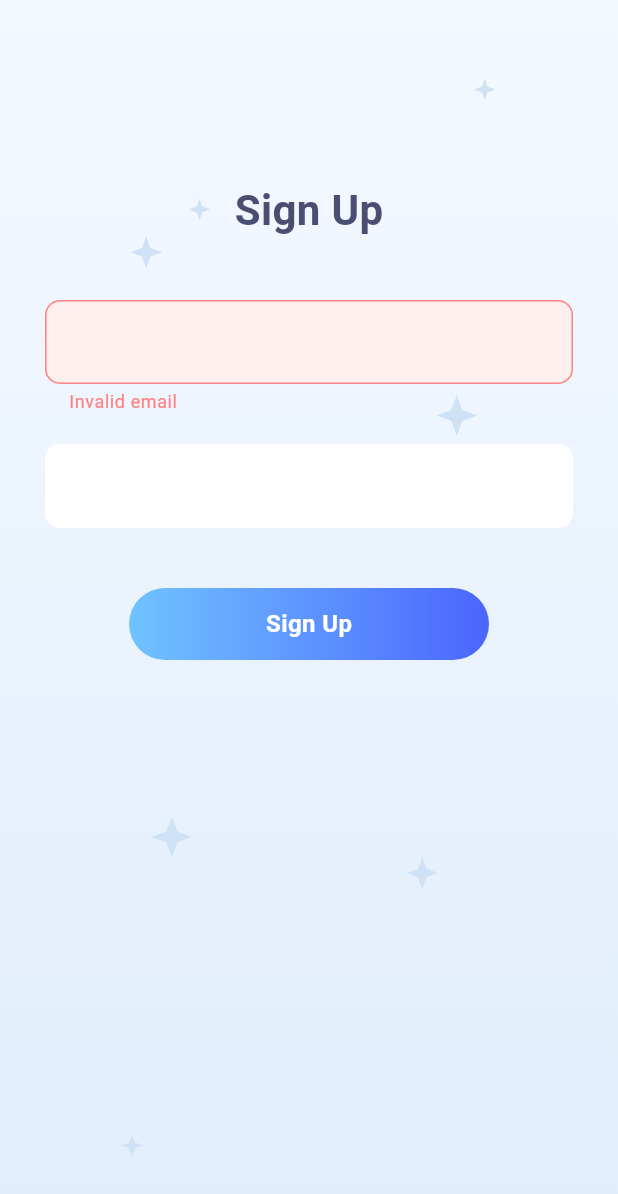
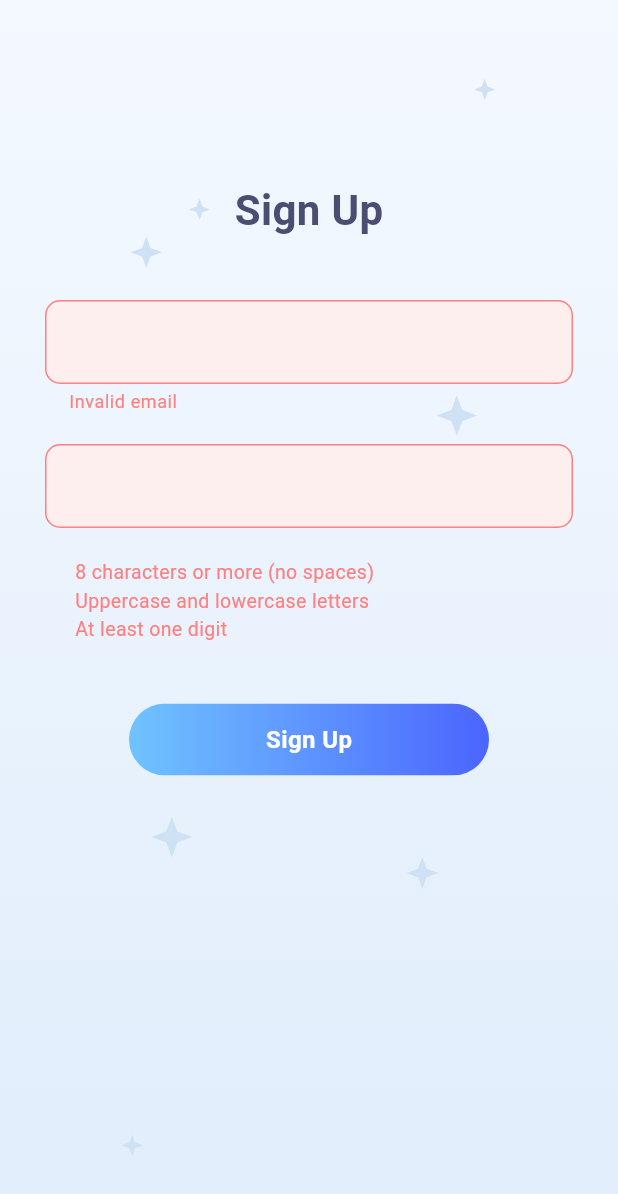
Before and after one commit to vlytvyne/clario_test, a Flutter app: the screen it shows after launch, after a tap on "Sign Up", on a phone screen of 412 x 824 dp. Shown: the top 1194 px of the screen. Run offline on Flutter 3.47's test engine with Material 3 defaults, Android fonts, the phone set to English and light mode, and no system bars; our stand-ins replace flutter_svg, form_field_validator, gap.

Commit message:
Realtime password validation/hint

```diff
--- /dev/null
+++ b/lib/app_assets.dart
@@ -0,0 +1,5 @@
+class ImageAssets {
+
+  static const starsBackground = 'assets/images/stars_background.svg';
+
+}
--- a/lib/clario_app.dart
+++ b/lib/clario_app.dart
@@ -1,5 +1,6 @@
 import 'package:clario_test/app_colors.dart';
 import 'package:clario_test/sign_up_screen.dart';
+import 'package:clario_test/string_res.dart';
 import 'package:flutter/material.dart';
 
 class ClarioApp extends StatelessWidget {
@@ -8,7 +9,7 @@ class ClarioApp extends StatelessWidget {
   @override
   Widget build(BuildContext context) {
     return MaterialApp(
-      title: 'Clario test assignment',
+      title: StringRes.appTitle,
       theme: ThemeData(
         colorScheme: ColorScheme.fromSeed(seedColor: AppColors.seed),
         useMaterial3: true,
--- a/lib/clario_text_input_field.dart
+++ b/lib/clario_text_input_field.dart
@@ -8,6 +8,7 @@ class ClarioTextInputField extends StatefulWidget {
   final FocusNode focusNode;
   final ValidationState validationState;
   final String? errorText;
+  final bool hideErrorText;
 
   const ClarioTextInputField({
     super.key,
@@ -15,6 +16,7 @@ class ClarioTextInputField extends StatefulWidget {
     required this.focusNode,
     this.validationState = ValidationState.unknown,
     this.errorText,
+    this.hideErrorText = false,
   });
 
   @override
@@ -36,7 +38,10 @@ class _ClarioTextInputFieldState extends State<ClarioTextInputField> {
       },
       decoration: InputDecoration(
         errorText: widget.errorText,
-        errorStyle: TextStyle(color: AppColors.inputField.errorText),
+        errorStyle: TextStyle(
+          color: AppColors.inputField.errorText,
+          fontSize: widget.hideErrorText ? 0 : 12,
+        ),
         fillColor: switch (widget.validationState) {
           ValidationState.unknown => AppColors.inputField.enabledBackground,
           ValidationState.valid => AppColors.inputField.successBackground,
@@ -45,8 +50,8 @@ class _ClarioTextInputFieldState extends State<ClarioTextInputField> {
         filled: true,
         border: _composeBorder(AppColors.inputField.enabledBorder),
         enabledBorder: _composeBorder(widget.validationState == ValidationState.valid
-            ? AppColors.inputField.successBorder
-            : AppColors.inputField.enabledBorder),
+          ? AppColors.inputField.successBorder
+          : AppColors.inputField.enabledBorder),
         disabledBorder: _composeBorder(AppColors.inputField.enabledBorder),
         focusedBorder: _composeBorder(AppColors.inputField.focusedBorder),
         errorBorder: _composeBorder(AppColors.inputField.errorBorder),
--- a/lib/sign_up_screen.dart
+++ b/lib/sign_up_screen.dart
@@ -1,6 +1,8 @@
+import 'package:clario_test/app_assets.dart';
 import 'package:clario_test/app_colors.dart';
 import 'package:clario_test/clario_text_input_field.dart';
 import 'package:clario_test/enums.dart';
+import 'package:clario_test/string_res.dart';
 import 'package:flutter/material.dart';
 import 'package:flutter_svg/flutter_svg.dart';
 import 'package:form_field_validator/form_field_validator.dart';
@@ -19,17 +21,41 @@ class _SignUpScreenState extends State<SignUpScreen> {
 
   final _emailController = TextEditingController();
   final _emailFocusNode = FocusNode();
-
   ValidationState _emailValidationState = ValidationState.unknown;
   String? _emailErrorText;
 
   final _passwordController = TextEditingController();
   final _passwordFocusNode = FocusNode();
+  ValidationState _passwordValidationState = ValidationState.unknown;
+  String? _passwordErrorText;
 
-  ValidationState _passwordValidationState = ValidationState.unknown;
+  ValidationState _passwordEightOrMoreCharacters = ValidationState.unknown;
+  ValidationState _passwordUppercaseAndLowercase = ValidationState.unknown;
+  ValidationState _passwordAtLeastOneDigit = ValidationState.unknown;
+
+  final _passwordEightOrMoreCharactersValidator = MinLengthValidator(
+    8,
+    errorText: StringRes.eightCharsOrMore,
+  );
+
+  final _passwordUppercaseAndLowercaseValidator = PatternValidator(
+    r'(?=.*?[A-Z])(?=.*?[a-z])',
+    errorText: StringRes.uppercaseAndLowercaseLetters,
+  );
+
+  final _passwordAtLeastOneDigitValidator = PatternValidator(
+    r'(?=.*?[0-9])',
+    errorText: StringRes.atLeastOneDigit,
+  );
 
   @override
   void initState() {
+    _listenFocusNodes();
+    _listenControllers();
+    super.initState();
+  }
+
+  void _listenFocusNodes() {
     _emailFocusNode.addListener(() {
       if (_emailFocusNode.hasFocus) {
         setState(() {
@@ -38,7 +64,33 @@ class _SignUpScreenState extends State<SignUpScreen> {
         });
       }
     });
-    super.initState();
+
+    _passwordFocusNode.addListener(() {
+      if (_passwordFocusNode.hasFocus) {
+        setState(() {
+          _passwordValidationState = ValidationState.unknown;
+          _passwordErrorText = null;
+        });
+      }
+    });
+  }
+
+  void _listenControllers() {
+    _passwordController.addListener(() {
+      final input = _passwordController.text;
+
+      setState(() {
+        _passwordEightOrMoreCharacters = _passwordEightOrMoreCharactersValidator.isValid(input)
+          ? ValidationState.valid
+          : ValidationState.unknown;
+        _passwordUppercaseAndLowercase = _passwordUppercaseAndLowercaseValidator.isValid(input)
+          ? ValidationState.valid
+          : ValidationState.unknown;
+        _passwordAtLeastOneDigit = _passwordAtLeastOneDigitValidator.isValid(input)
+          ? ValidationState.valid
+          : ValidationState.unknown;
+      });
+    });
   }
 
   @override
@@ -59,17 +111,18 @@ class _SignUpScreenState extends State<SignUpScreen> {
           child: Stack(
             children: [
               Align(
-                child: SvgPicture.asset('assets/images/stars_background.svg'),
                 alignment: Alignment.center,
+                child: SvgPicture.asset(
+                  ImageAssets.starsBackground,
+                ),
               ),
               Padding(
                 padding: const EdgeInsets.symmetric(horizontal: 30),
                 child: Column(
-                  // mainAxisAlignment: MainAxisAlignment.center,
                   children: [
                     const Gap(120),
                     Text(
-                      'Sign Up',
+                      StringRes.signUp,
                       style: TextStyle(
                         color: AppColors.text.title,
                         fontSize: 28,
@@ -88,6 +141,32 @@ class _SignUpScreenState extends State<SignUpScreen> {
                       controller: _passwordController,
                       focusNode: _passwordFocusNode,
                       validationState: _passwordValidationState,
+                      errorText: _passwordErrorText,
+                      hideErrorText: true,
+                    ),
+                    const Gap(20),
+                    Align(
+                      alignment: Alignment.centerLeft,
+                      child: Padding(
+                        padding: const EdgeInsets.symmetric(horizontal: 20),
+                        child: Column(
+                          crossAxisAlignment: CrossAxisAlignment.start,
+                          children: [
+                            Text(
+                              StringRes.eightCharsOrMore,
+                              style: _composePasswordHintTextStyle(_passwordEightOrMoreCharacters),
+                            ),
+                            Text(
+                              StringRes.uppercaseAndLowercaseLetters,
+                              style: _composePasswordHintTextStyle(_passwordUppercaseAndLowercase),
+                            ),
+                            Text(
+                              StringRes.atLeastOneDigit,
+                              style: _composePasswordHintTextStyle(_passwordAtLeastOneDigit),
+                            ),
+                          ],
+                        ),
+                      ),
                     ),
                     const Gap(40),
                     GradientButton(
@@ -100,7 +179,7 @@ class _SignUpScreenState extends State<SignUpScreen> {
                         ],
                       ),
                       onClick: onSignUpClick,
-                      label: 'Sign Up',
+                      label: StringRes.signUp,
                     ),
                   ],
                 ),
@@ -112,20 +191,75 @@ class _SignUpScreenState extends State<SignUpScreen> {
     );
   }
 
+  TextStyle _composePasswordHintTextStyle(ValidationState validationState) {
+    return TextStyle(
+      fontSize: 13,
+      color: switch (_passwordAtLeastOneDigit) {
+        ValidationState.valid => AppColors.inputField.successText,
+        ValidationState.notValid => AppColors.inputField.errorText,
+        ValidationState.unknown => AppColors.inputField.enabledText,
+      },
+    );
+  }
+
   void onSignUpClick() {
     _emailFocusNode.unfocus();
+    _passwordFocusNode.unfocus();
 
-    final isEmailValid = EmailValidator(errorText: '').isValid(_emailController.text);
-    if (isEmailValid) {
-      setState(() {
+    _validateEmail();
+    _validatePassword();
+  }
+
+  void _validateEmail() {
+    setState(() {
+      final isEmailValid = EmailValidator(errorText: StringRes.invalidEmail)
+        .isValid(_emailController.text);
+      if (isEmailValid) {
         _emailValidationState = ValidationState.valid;
-      });
-    } else {
-      setState(() {
+      } else {
         _emailValidationState = ValidationState.notValid;
-        _emailErrorText = 'Invalid email';
-      });
-    }
+        _emailErrorText = StringRes.invalidEmail;
+      }
+    });
+  }
+
+  void _validatePassword() {
+    setState(() {
+      final password = _passwordController.text;
+
+      _passwordEightOrMoreCharacters = _passwordEightOrMoreCharactersValidator.isValid(password)
+        ? ValidationState.valid
+        : ValidationState.notValid;
+      _passwordUppercaseAndLowercase = _passwordUppercaseAndLowercaseValidator.isValid(password)
+        ? ValidationState.valid
+        : ValidationState.notValid;
+      _passwordAtLeastOneDigit = _passwordAtLeastOneDigitValidator.isValid(password)
+        ? ValidationState.valid
+        : ValidationState.notValid;
+
+      final isPasswordValid = [
+        _passwordEightOrMoreCharacters,
+        _passwordAtLeastOneDigit,
+        _passwordUppercaseAndLowercase
+      ].every((e) => e == ValidationState.valid);
+
+      if (isPasswordValid) {
+        _passwordValidationState = ValidationState.valid;
+      } else {
+        _passwordValidationState = ValidationState.notValid;
+        _passwordErrorText = StringRes.invalidPassword;
+      }
+    });
+  }
+
+  @override
+  void dispose() {
+    _emailController.dispose();
+    _passwordController.dispose();
+    _emailFocusNode.dispose();
+    _passwordFocusNode.dispose();
+
+    super.dispose();
   }
 
 }
--- /dev/null
+++ b/lib/string_res.dart
@@ -0,0 +1,12 @@
+class StringRes {
+
+  static const appTitle = 'Clario test assignment';
+  static const signUp = 'Sign Up';
+  static const invalidEmail = 'Invalid email';
+  static const invalidPassword = 'Invalid password';
+
+  static const eightCharsOrMore = '8 characters or more (no spaces)';
+  static const uppercaseAndLowercaseLetters = 'Uppercase and lowercase letters';
+  static const atLeastOneDigit = 'At least one digit';
+
+}
```
